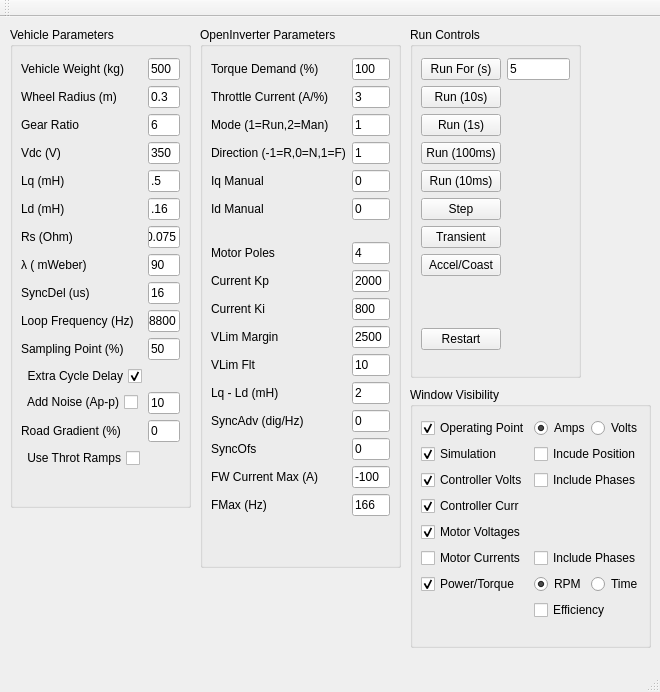
This is IPMMotorSim/mainwindow.ui in Pete9008/IPMMotorSim as Qt 5 draws it before an edit. The edited form follows.
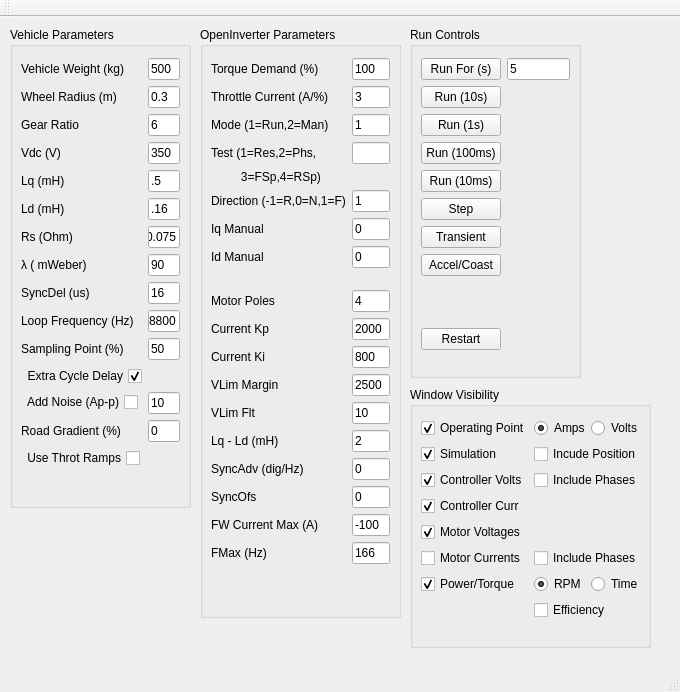
This is the edited form.

Patch:
```diff
--- a/IPMMotorSim/mainwindow.ui
+++ b/IPMMotorSim/mainwindow.ui
@@ -6,7 +6,7 @@
    <rect>
     <x>0</x>
     <y>0</y>
-    <width>660</width>
+    <width>680</width>
     <height>692</height>
    </rect>
   </property>
@@ -412,7 +412,7 @@
       <x>200</x>
       <y>10</y>
       <width>201</width>
-      <height>541</height>
+      <height>591</height>
      </rect>
     </property>
     <property name="title">
@@ -424,7 +424,7 @@
        <x>0</x>
        <y>20</y>
        <width>201</width>
-       <height>521</height>
+       <height>568</height>
       </rect>
      </property>
      <layout class="QFormLayout" name="formLayout_4">
@@ -480,13 +480,30 @@
        </widget>
       </item>
       <item row="3" column="0">
+       <widget class="QLabel" name="labelTestMode">
+        <property name="text">
+         <string>Test (1=Res,2=Phs,</string>
+        </property>
+       </widget>
+      </item>
+      <item row="3" column="1">
+       <widget class="QLineEdit" name="testMode">
+        <property name="enabled">
+         <bool>true</bool>
+        </property>
+        <property name="text">
+         <string/>
+        </property>
+       </widget>
+      </item>
+      <item row="5" column="0">
        <widget class="QLabel" name="labelDir">
         <property name="text">
          <string>Direction (-1=R,0=N,1=F)</string>
         </property>
        </widget>
       </item>
-      <item row="3" column="1">
+      <item row="5" column="1">
        <widget class="QLineEdit" name="direction">
         <property name="enabled">
          <bool>true</bool>
@@ -496,14 +513,14 @@
         </property>
        </widget>
       </item>
-      <item row="4" column="0">
+      <item row="6" column="0">
        <widget class="QLabel" name="labelIqManual">
         <property name="text">
          <string>Iq Manual</string>
         </property>
        </widget>
       </item>
-      <item row="4" column="1">
+      <item row="6" column="1">
        <widget class="QLineEdit" name="IqManual">
         <property name="enabled">
          <bool>true</bool>
@@ -513,14 +530,14 @@
         </property>
        </widget>
       </item>
-      <item row="5" column="0">
+      <item row="7" column="0">
        <widget class="QLabel" name="labelIdManual">
         <property name="text">
          <string>Id Manual</string>
         </property>
        </widget>
       </item>
-      <item row="5" column="1">
+      <item row="7" column="1">
        <widget class="QLineEdit" name="IdManual">
         <property name="enabled">
          <bool>true</bool>
@@ -530,7 +547,7 @@
         </property>
        </widget>
       </item>
-      <item row="6" column="0">
+      <item row="8" column="0">
        <spacer name="horizontalSpacer_2">
         <property name="orientation">
          <enum>Qt::Horizontal</enum>
@@ -543,14 +560,14 @@
         </property>
        </spacer>
       </item>
-      <item row="7" column="0">
+      <item row="9" column="0">
        <widget class="QLabel" name="labelPoles">
         <property name="text">
          <string>Motor Poles</string>
         </property>
        </widget>
       </item>
-      <item row="7" column="1">
+      <item row="9" column="1">
        <widget class="QLineEdit" name="Poles">
         <property name="enabled">
          <bool>true</bool>
@@ -560,14 +577,14 @@
         </property>
        </widget>
       </item>
-      <item row="8" column="0">
+      <item row="10" column="0">
        <widget class="QLabel" name="labelCurKp">
         <property name="text">
          <string>Current Kp</string>
         </property>
        </widget>
       </item>
-      <item row="8" column="1">
+      <item row="10" column="1">
        <widget class="QLineEdit" name="CurrentKp">
         <property name="enabled">
          <bool>true</bool>
@@ -577,14 +594,14 @@
         </property>
        </widget>
       </item>
-      <item row="9" column="0">
+      <item row="11" column="0">
        <widget class="QLabel" name="labelCurKi">
         <property name="text">
          <string>Current Ki</string>
         </property>
        </widget>
       </item>
-      <item row="9" column="1">
+      <item row="11" column="1">
        <widget class="QLineEdit" name="CurrentKi">
         <property name="enabled">
          <bool>true</bool>
@@ -594,14 +611,14 @@
         </property>
        </widget>
       </item>
-      <item row="10" column="0">
+      <item row="12" column="0">
        <widget class="QLabel" name="labelVLimMargin">
         <property name="text">
          <string>VLim Margin</string>
         </property>
        </widget>
       </item>
-      <item row="10" column="1">
+      <item row="12" column="1">
        <widget class="QLineEdit" name="VLimMargin">
         <property name="enabled">
          <bool>true</bool>
@@ -611,14 +628,14 @@
         </property>
        </widget>
       </item>
-      <item row="11" column="0">
+      <item row="13" column="0">
        <widget class="QLabel" name="labelVLimFlt">
         <property name="text">
          <string>VLim Flt</string>
         </property>
        </widget>
       </item>
-      <item row="11" column="1">
+      <item row="13" column="1">
        <widget class="QLineEdit" name="VLimFlt">
         <property name="enabled">
          <bool>true</bool>
@@ -628,14 +645,14 @@
         </property>
        </widget>
       </item>
-      <item row="12" column="0">
+      <item row="14" column="0">
        <widget class="QLabel" name="labelLqMinusLd">
         <property name="text">
          <string>Lq - Ld (mH)</string>
         </property>
        </widget>
       </item>
-      <item row="12" column="1">
+      <item row="14" column="1">
        <widget class="QLineEdit" name="LqMinusLd">
         <property name="enabled">
          <bool>true</bool>
@@ -645,14 +662,14 @@
         </property>
        </widget>
       </item>
-      <item row="13" column="0">
+      <item row="15" column="0">
        <widget class="QLabel" name="labelSyncAdv">
         <property name="text">
          <string>SyncAdv (dig/Hz)</string>
         </property>
        </widget>
       </item>
-      <item row="13" column="1">
+      <item row="15" column="1">
        <widget class="QLineEdit" name="SyncAdv">
         <property name="enabled">
          <bool>true</bool>
@@ -662,14 +679,14 @@
         </property>
        </widget>
       </item>
-      <item row="14" column="0">
+      <item row="16" column="0">
        <widget class="QLabel" name="labelSyncOfs">
         <property name="text">
          <string>SyncOfs</string>
         </property>
        </widget>
       </item>
-      <item row="14" column="1">
+      <item row="16" column="1">
        <widget class="QLineEdit" name="SyncOfs">
         <property name="enabled">
          <bool>true</bool>
@@ -679,14 +696,14 @@
         </property>
        </widget>
       </item>
-      <item row="15" column="0">
+      <item row="17" column="0">
        <widget class="QLabel" name="labelFWCurrMax">
         <property name="text">
          <string>FW Current Max (A)</string>
         </property>
        </widget>
       </item>
-      <item row="15" column="1">
+      <item row="17" column="1">
        <widget class="QLineEdit" name="FWCurrMax">
         <property name="enabled">
          <bool>true</bool>
@@ -696,14 +713,14 @@
         </property>
        </widget>
       </item>
-      <item row="16" column="0">
+      <item row="18" column="0">
        <widget class="QLabel" name="labelFMax">
         <property name="text">
          <string>FMax (Hz)</string>
         </property>
        </widget>
       </item>
-      <item row="16" column="1">
+      <item row="18" column="1">
        <widget class="QLineEdit" name="FreqMax">
         <property name="enabled">
          <bool>true</bool>
@@ -713,6 +730,13 @@
         </property>
        </widget>
       </item>
+      <item row="4" column="0">
+       <widget class="QLabel" name="labelTestMode_2">
+        <property name="text">
+         <string>         3=FSp,4=RSp)</string>
+        </property>
+       </widget>
+      </item>
      </layout>
     </widget>
    </widget>
```
Left out of the diff: 2 changed lines with no effect on the pictures.
